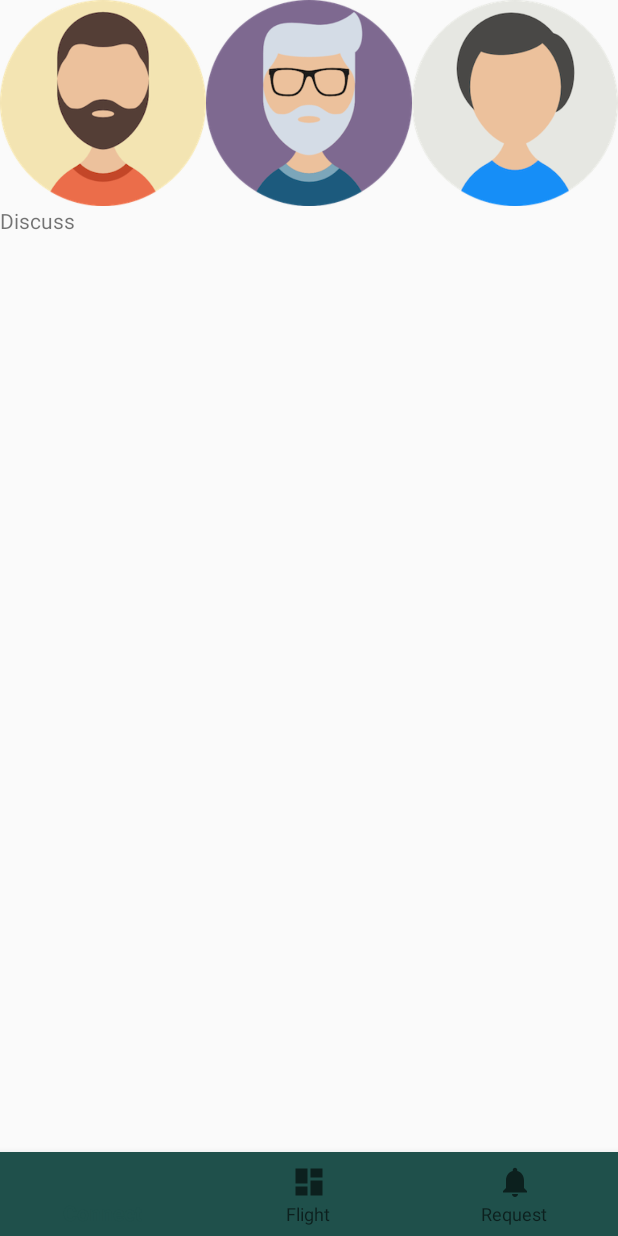
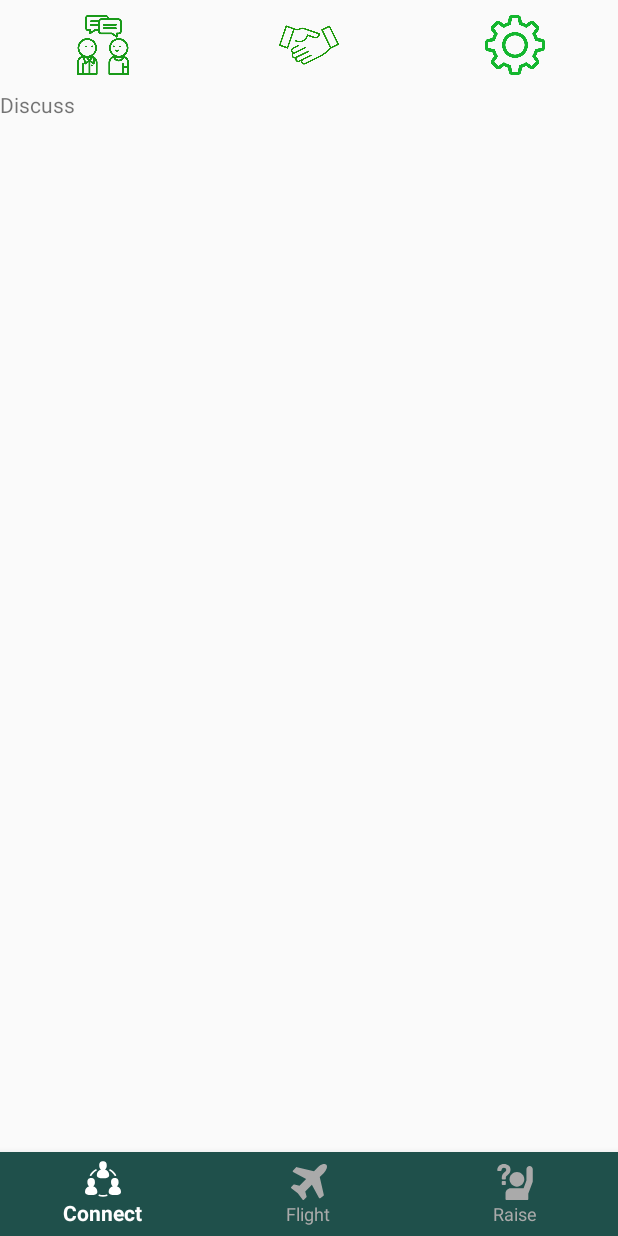
Before and after one commit to lamedts/cx-hack-2017, an Android app: the MainActivity screen opened directly, with no data from a screen before it, after a tap on an icon or button, on a phone screen of 412 x 824 dp. Run offline under Robolectric (Android 15) with nearby library versions, the phone set to English and light mode, and no system bars.

Commit message:
checkpoint #4

```diff
--- a/CXYO/app/src/main/java/com/yo/cx/cxyo/ConnectFragment.java
+++ b/CXYO/app/src/main/java/com/yo/cx/cxyo/ConnectFragment.java
@@ -31,7 +31,7 @@ public class ConnectFragment extends Fragment {
         ProfileButton = (ImageButton)rootView.findViewById(R.id.ProfileButton);
         NetWorkButton = (ImageButton)rootView.findViewById(R.id.NetworkButton);
 
-        getActivity().getSupportFragmentManager().beginTransaction().replace(R.id.content_frame, new ProfileFragment()).commit();
+        getActivity().getSupportFragmentManager().beginTransaction().replace(R.id.content_frame, new DiscussFragment()).commit();
 
         DiscussButton.setOnClickListener(new View.OnClickListener() {
             @Override
--- /dev/null
+++ b/CXYO/app/src/main/res/drawable/ic_connect.xml
@@ -0,0 +1,45 @@
+<?xml version="1.0" encoding="utf-8"?>
+<vector xmlns:android="http://schemas.android.com/apk/res/android"
+    android:width="408.111dp"
+    android:height="408.111dp"
+    android:viewportWidth="408.111"
+    android:viewportHeight="408.111">
+
+    <path
+        android:fillColor="#000000"
+        android:pathData="M225.618,96.642c12.69-8.768,21.236-25.012,21.236-43.575c0-25.13-5.085-50.82-42.799-50.82s-42.799,25.69-42.799,50.82
+c0,18.563,8.546,34.807,21.236,43.575c-28.077,8.424-48.438,32.819-48.438,61.539c0,14.806,7.541,25.32,22.412,31.249
+c10.886,4.34,26.008,6.361,47.588,6.361c21.581,0,36.702-2.021,47.588-6.361c14.871-5.929,22.412-16.442,22.412-31.249
+C274.056,129.462,253.695,105.066,225.618,96.642z" />
+    <path
+        android:fillColor="#000000"
+        android:pathData="M91.565,286.688c12.688-8.769,21.234-25.013,21.234-43.575c0-25.13-5.085-50.82-42.8-50.82
+c-37.715,0-42.8,25.69-42.8,50.82c0,18.563,8.546,34.806,21.234,43.575C20.36,295.112,0,319.507,0,348.226
+c0,14.806,7.541,25.32,22.412,31.249c10.886,4.34,26.008,6.361,47.588,6.361c21.58,0,36.702-2.021,47.588-6.361
+C132.459,373.545,140,363.032,140,348.226C140,319.507,119.64,295.112,91.565,286.688z" />
+    <path
+        android:fillColor="#000000"
+        android:pathData="M359.677,286.688c12.689-8.769,21.234-25.013,21.234-43.575c0-25.13-5.085-50.82-42.8-50.82
+c-37.715,0-42.8,25.69-42.8,50.82c0,18.563,8.546,34.806,21.234,43.575c-28.074,8.424-48.435,32.819-48.435,61.538
+c0,14.806,7.541,25.32,22.412,31.249c10.886,4.34,26.008,6.361,47.588,6.361c21.58,0,36.702-2.021,47.588-6.361
+c14.871-5.929,22.412-16.442,22.412-31.249C408.111,319.507,387.751,295.112,359.677,286.688z" />
+    <path
+        android:fillColor="#000000"
+        android:pathData="M251.347,382.271c-0.492-1.231-1.453-2.217-2.672-2.74c-1.218-0.523-2.594-0.541-3.826-0.048
+c-10.751,4.294-24.094,6.382-40.793,6.382s-30.042-2.087-40.793-6.382c-1.23-0.492-2.607-0.474-3.826,0.048
+c-1.219,0.523-2.18,1.509-2.672,2.74l-3.709,9.286c-1.024,2.564,0.225,5.473,2.788,6.497c13.153,5.255,28.924,7.81,48.212,7.81
+s35.059-2.555,48.212-7.81c2.564-1.024,3.813-3.934,2.788-6.497L251.347,382.271z" />
+    <path
+        android:fillColor="#000000"
+        android:pathData="M56.635,166.908l9.19,3.942c0.643,0.275,1.312,0.406,1.97,0.406c1.938,0,3.784-1.135,4.597-3.03
+c4.564-10.639,12.523-21.55,24.33-33.357c11.811-11.808,22.722-19.767,33.358-24.331c1.219-0.523,2.18-1.508,2.672-2.74
+c0.491-1.231,0.475-2.608-0.049-3.827l-3.943-9.189c-1.089-2.539-4.03-3.712-6.566-2.623
+c-13.017,5.584-25.974,14.929-39.612,28.567c-13.64,13.639-22.984,26.597-28.568,39.615
+C52.923,162.879,54.098,165.819,56.635,166.908z" />
+    <path
+        android:fillColor="#000000"
+        android:pathData="M278.032,110.538c10.637,4.564,21.548,12.523,33.358,24.331c11.807,11.807,19.766,22.719,24.33,33.357
+c0.813,1.895,2.658,3.03,4.597,3.03c0.658,0,1.327-0.131,1.97-0.406l9.189-3.942c2.537-1.089,3.712-4.029,2.623-6.566
+c-5.584-13.018-14.929-25.977-28.568-39.615c-13.639-13.639-26.596-22.983-39.612-28.567c-2.536-1.089-5.477,0.084-6.566,2.623
+l-3.943,9.189c-0.523,1.219-0.54,2.595-0.049,3.827C275.853,109.03,276.814,110.015,278.032,110.538z" />
+</vector>
--- /dev/null
+++ b/CXYO/app/src/main/res/drawable/ic_plane.xml
@@ -0,0 +1,18 @@
+<?xml version="1.0" encoding="utf-8"?>
+<vector xmlns:android="http://schemas.android.com/apk/res/android"
+    android:width="400.156dp"
+    android:height="400.155dp"
+    android:viewportWidth="400.156"
+    android:viewportHeight="400.155">
+
+    <path
+        android:fillColor="#000000"
+        android:pathData="M396.31,49.545c6.088-18.271,4.949-32.354-3.432-42.255c-9.897-8.376-23.983-9.514-42.258-3.434
+c-18.273,6.091-34.643,16.368-49.111,30.833l-45.679,45.683L65.973,34.978c-3.046-0.953-5.901-0.192-8.564,2.282L20.862,73.805
+c-2.091,2.096-2.95,4.665-2.568,7.71c0.571,3.049,2.19,5.33,4.854,6.854l145.038,79.656l-73.948,73.948L38.85,226.845
+c-0.38-0.192-1.139-0.288-2.282-0.288c-2.666,0-4.853,0.855-6.567,2.57L2.594,256.819c-1.903,2.279-2.758,4.66-2.568,7.132
+c0.378,3.045,1.615,5.235,3.711,6.57l71.946,53.957l53.959,71.944c1.714,2.098,3.999,3.329,6.854,3.716h0.571
+c2.666,0,4.853-0.855,6.567-2.566l27.406-27.404c2.474-2.669,3.236-5.619,2.286-8.854l-15.133-55.388l73.947-73.953L311.8,377.019
+c1.14,2.475,3.138,3.997,5.995,4.569c0.568,0.191,1.235,0.284,1.999,0.284c2.279,0,4.09-0.572,5.421-1.712l36.552-27.407
+c3.23-2.663,4.373-5.801,3.426-9.418l-45.68-198.711l45.967-45.965C379.942,84.188,390.219,67.816,396.31,49.545z" />
+</vector>
--- /dev/null
+++ b/CXYO/app/src/main/res/drawable/ic_raise_1.xml
@@ -0,0 +1,28 @@
+<?xml version="1.0" encoding="utf-8"?>
+<vector xmlns:android="http://schemas.android.com/apk/res/android"
+    android:width="912.1dp"
+    android:height="912.1dp"
+    android:viewportWidth="912.1"
+    android:viewportHeight="912.1">
+
+    <path
+        android:fillColor="#000000"
+        android:pathData="M504.607,574.9c102.8,0,186.4-83.601,186.4-186.4s-83.601-186.4-186.4-186.4c-102.799,0-186.4,83.6-186.4,186.4
+S401.808,574.9,504.607,574.9z" />
+    <path
+        android:fillColor="#000000"
+        android:pathData="M346.108,611.9c-71.8,0-130,58.199-130,130V887.1c0,13.801,11.2,25,25,25h527c13.8,0,25-11.199,25-25V745.5
+c2.2-3.8,4.2-7.9,5.8-12.2l102-270c3.4-9,5.2-18.6,5.2-28.3V132c0-44.2-35.8-80-80-80s-80,35.8-80,80v288.4l-72.3,191.5H346.108z" />
+    <path
+        android:fillColor="#000000"
+        android:pathData="M30.808,178.1h59c12.4,0,22.9-9,24.7-21.2c3.4-22.2,10.3-38.6,20.5-48.5c9.5-9.2,22.6-13.7,40.2-13.7
+c18.2,0,32.1,5,42.7,15.4c10.6,10.4,15.5,22.9,15.5,39.5c0,7.8-1.8,15-5.5,22c-1.9,3.5-9.3,14.3-37.5,38.2
+c-26.2,22.2-43.9,43.1-54.2,63.8c-10.5,21.1-15.6,51.8-15.6,93.6l0,0c0,13.8,11.2,25,25,25h53.3c13.8,0,25-11.2,25-25l0,0
+c0-32.3,3.9-45.5,6.2-50.5c1.8-4,9.3-15.8,39-40.4c27.6-22.9,46.2-43.8,56.8-63.8c10.9-20.5,16.4-43,16.4-66.8
+c0-42.5-16.101-78-48-105.6c-30.8-26.6-71-40.1-119.5-40.1c-46.2,0-85.3,13.8-116,40.9c-31,27.4-48.7,64.5-52.7,110.2l0,0
+C4.708,165.5,16.208,178.1,30.808,178.1z" />
+    <path
+        android:fillColor="#000000"
+        android:pathData="M198.708,533.6c13.8,0,25-11.199,25-25V455.4c0-13.801-11.2-25-25-25h-53.2c-13.8,0-25,11.199-25,25V508.6
+c0,13.801,11.2,25,25,25H198.708z" />
+</vector>
--- /dev/null
+++ b/CXYO/app/src/main/res/drawable/selector.xml
@@ -0,0 +1,9 @@
+<?xml version="1.0" encoding="utf-8"?>
+<selector xmlns:android="http://schemas.android.com/apk/res/android">
+    <item
+        android:state_checked="true"
+        android:color="@android:color/white"
+
+        />
+    <item android:color="@android:color/darker_gray"  />
+</selector>
--- a/CXYO/app/src/main/res/layout/activity_main.xml
+++ b/CXYO/app/src/main/res/layout/activity_main.xml
@@ -39,7 +39,11 @@
         android:layout_width="match_parent"
         android:layout_height="wrap_content"
         android:layout_gravity="bottom"
-        android:background="?android:attr/windowBackground"
+        app:itemIconTint="@drawable/selector"
+        app:itemTextColor="@drawable/selector"
         app:menu="@menu/navigation" />
+        <!--app:itemBackground="@color/colorPrimary"-->
+        <!--app:itemTextColor="@android:color/darker_gray"-->
+
 
 </LinearLayout>
--- a/CXYO/app/src/main/res/layout/fragment_connect.xml
+++ b/CXYO/app/src/main/res/layout/fragment_connect.xml
@@ -12,37 +12,41 @@
         <LinearLayout
             android:id="@+id/container_toolbar"
             android:layout_width="match_parent"
-            android:layout_height="wrap_content">
+            android:layout_height="wrap_content"
+            android:paddingTop="10dp"
+            android:paddingBottom="10dp">
 
             <ImageButton
                 android:id="@+id/DiscussButton"
-                android:layout_width="wrap_content"
-                android:layout_height="wrap_content"
+                android:layout_width="25dp"
+                android:layout_height="40dp"
                 android:layout_weight="0.33"
                 android:adjustViewBounds="true"
                 android:background="@android:color/transparent"
                 android:scaleType="fitCenter"
-                android:src="@drawable/user_man_1" />
+                android:src="@drawable/discuss1" />
 
             <ImageButton
-                android:id="@+id/ProfileButton"
-                android:layout_width="wrap_content"
-                android:layout_height="wrap_content"
+                android:id="@+id/NetworkButton"
+                android:layout_width="25dp"
+                android:layout_height="40dp"
                 android:layout_weight="0.33"
                 android:adjustViewBounds="true"
                 android:background="@android:color/transparent"
                 android:scaleType="fitCenter"
-                android:src="@drawable/user_man_2" />
+                android:src="@drawable/network1" />
 
             <ImageButton
-                android:id="@+id/NetworkButton"
-                android:layout_width="wrap_content"
-                android:layout_height="wrap_content"
+                android:id="@+id/ProfileButton"
+                android:layout_width="25dp"
+                android:layout_height="40dp"
                 android:layout_weight="0.33"
                 android:adjustViewBounds="true"
                 android:background="@android:color/transparent"
                 android:scaleType="fitCenter"
-                android:src="@drawable/user_man_3" />
+                android:src="@drawable/profile" />
+
+
         </LinearLayout>
 
         <FrameLayout
--- a/CXYO/app/src/main/res/layout/fragment_profile.xml
+++ b/CXYO/app/src/main/res/layout/fragment_profile.xml
@@ -6,7 +6,7 @@
     tools:context="com.yo.cx.cxyo.ProfileFragment">
 
     <LinearLayout
-        android:background="@android:color/white"
+        android:background="@null"
         android:gravity="center"
         android:orientation="vertical"
         android:layout_width="match_parent"
--- a/CXYO/app/src/main/res/menu/navigation.xml
+++ b/CXYO/app/src/main/res/menu/navigation.xml
@@ -3,19 +3,19 @@
 
     <item
         android:id="@+id/navigation_connect"
-        android:icon="@drawable/ic_home_black_24dp"
+        android:icon="@drawable/ic_connect"
         android:orderInCategory="0"
         android:title="@string/title_connect" />
 
     <item
         android:id="@+id/navigation_flight_info"
-        android:icon="@drawable/ic_dashboard_black_24dp"
+        android:icon="@drawable/ic_plane"
         android:orderInCategory="1"
         android:title="@string/title_flight_info" />
 
     <item
         android:id="@+id/navigation_request"
-        android:icon="@drawable/ic_notifications_black_24dp"
+        android:icon="@drawable/ic_raise_1"
         android:orderInCategory="2"
         android:title="@string/title_request" />
 
--- a/CXYO/app/src/main/res/values/colors.xml
+++ b/CXYO/app/src/main/res/values/colors.xml
@@ -4,5 +4,5 @@
     <color name="colorPrimaryDark">#1f504b</color>
     <color name="colorAccent">#FF4081</color>
 
-    <color name="black_overlay">#fff</color>
+    <color name="black_overlay">#66000000</color>
 </resources>
--- a/CXYO/app/src/main/res/values/strings.xml
+++ b/CXYO/app/src/main/res/values/strings.xml
@@ -2,7 +2,7 @@
     <string name="app_name">CXYO</string>
     <string name="title_connect">Connect</string>
     <string name="title_flight_info">Flight</string>
-    <string name="title_request">Request</string>
+    <string name="title_request">Raise</string>
 
     <!-- TODO: Remove or change this placeholder text -->
     <string name="hello_blank_fragment">Hello blank fragment</string>
```
Also changed, not shown: CXYO/app/src/main/res/drawable/discuss1.png (added), CXYO/app/src/main/res/drawable/network1.png (added), CXYO/app/src/main/res/drawable/profile.png (added).
